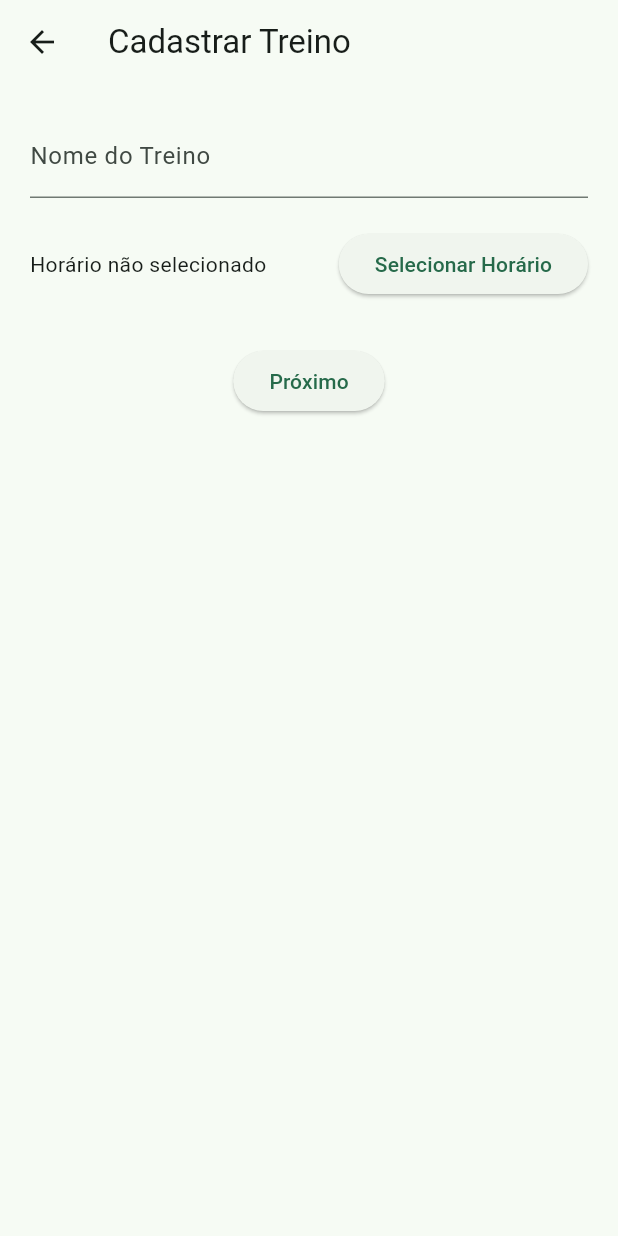
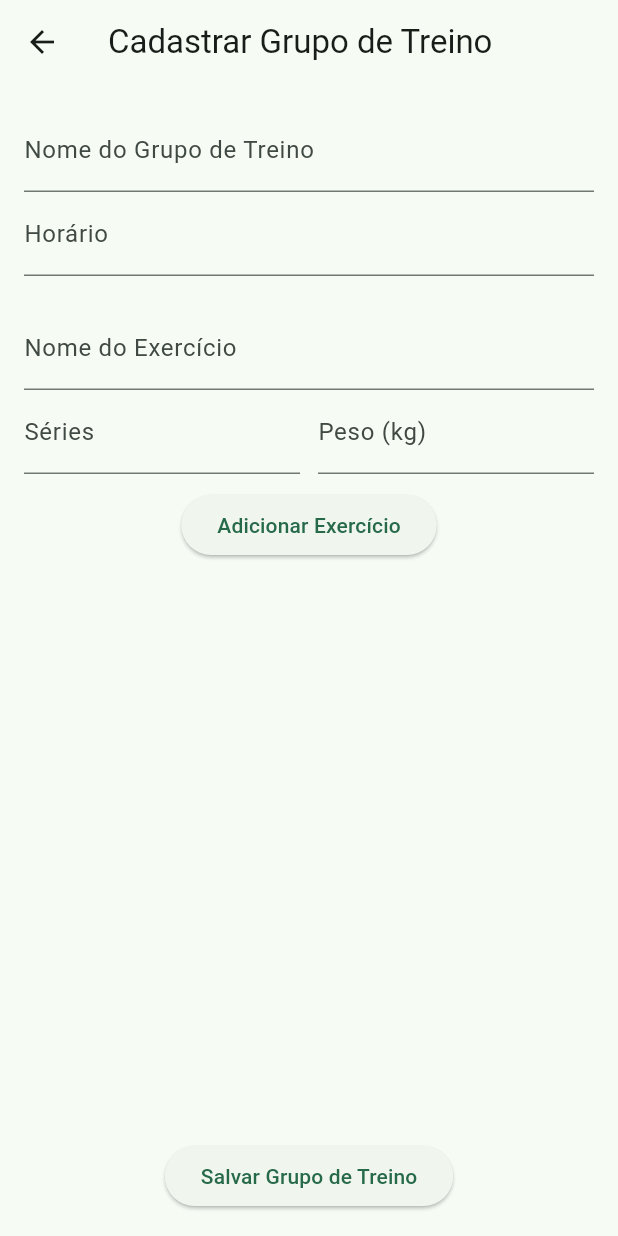
Before and after one commit to nickolasamaral03/TreinaTche, a Flutter app: the CadastrarTreinoPage screen opened directly, on a phone screen of 412 x 824 dp. Run offline on Flutter 3.47's test engine with Material 3 defaults, Android fonts, the phone set to English and light mode, and no system bars; our stand-ins replace shared_preferences; accounts and stored records are empty.

Commit message:
feat: adicionar exercicios e salvar localmente

```diff
--- /dev/null
+++ b/devtools_options.yaml
@@ -0,0 +1,3 @@
+description: This file stores settings for Dart & Flutter DevTools.
+documentation: https://docs.flutter.dev/tools/devtools/extensions#configure-extension-enablement-states
+extensions:
--- a/lib/CadastrarTreinoPage.dart
+++ b/lib/CadastrarTreinoPage.dart
@@ -1,5 +1,5 @@
 import 'package:flutter/material.dart';
-import 'pages/treino_detalhes_page.dart'; // Importa a página de detalhes do treino
+import '../models/exercicio_model.dart'; // Ajuste o caminho se necessário
 
 class CadastrarTreinoPage extends StatefulWidget {
   @override
@@ -7,69 +7,108 @@ class CadastrarTreinoPage extends StatefulWidget {
 }
 
 class _CadastrarTreinoPageState extends State<CadastrarTreinoPage> {
-  final _nomeController = TextEditingController();
-  TimeOfDay? _horarioSelecionado;
+  final _nomeGrupoController = TextEditingController();
+  final _horarioController = TextEditingController();
+  final _nomeTreinoController = TextEditingController();
+  final _seriesController = TextEditingController();
+  final _pesoController = TextEditingController();
 
-  void _selecionarHorario() async {
-    final TimeOfDay? horario = await showTimePicker(
-      context: context,
-      initialTime: TimeOfDay.now(),
-    );
+  List<Treino> _treinos = [];
 
-    if (horario != null) {
+  void _adicionarTreino() {
+    final nome = _nomeTreinoController.text;
+    final series = int.tryParse(_seriesController.text);
+    final peso = double.tryParse(_pesoController.text);
+
+    if (nome.isNotEmpty && series != null && peso != null) {
       setState(() {
-        _horarioSelecionado = horario;
+        _treinos.add(
+          Treino(nome: nome, series: series, peso: peso),
+        );
       });
+
+      _nomeTreinoController.clear();
+      _seriesController.clear();
+      _pesoController.clear();
     }
   }
 
-  void _salvarTreino() {
-    final nomeTreino = _nomeController.text.trim();
+  void _salvarGrupoTreino() {
+    final nomeGrupo = _nomeGrupoController.text;
+    final horario = _horarioController.text;
 
-    if (nomeTreino.isEmpty) {
-      ScaffoldMessenger.of(context).showSnackBar(
-        SnackBar(content: Text('Por favor, insira o nome do treino.')),
+    if (nomeGrupo.isNotEmpty && horario.isNotEmpty && _treinos.isNotEmpty) {
+      final grupo = GrupoTreino(
+        nome: nomeGrupo,
+        horario: horario,
+        treinos: _treinos,
       );
-      return;
+
+      Navigator.pop(context, grupo); // Retorna para a tela inicial com o grupo
     }
-
-    Navigator.push(
-      context,
-      MaterialPageRoute(
-        builder: (context) => TreinoDetalhesPage(nomeTreino: nomeTreino),
-      ),
-    );
   }
 
   @override
   Widget build(BuildContext context) {
     return Scaffold(
-      appBar: AppBar(title: Text('Cadastrar Treino')),
+      appBar: AppBar(title: Text('Cadastrar Grupo de Treino')),
       body: Padding(
-        padding: const EdgeInsets.all(20.0),
+        padding: const EdgeInsets.all(16.0),
         child: Column(
           children: [
             TextField(
-              controller: _nomeController,
-              decoration: InputDecoration(labelText: 'Nome do Treino'),
+              controller: _nomeGrupoController,
+              decoration: InputDecoration(labelText: 'Nome do Grupo de Treino'),
+            ),
+            TextField(
+              controller: _horarioController,
+              decoration: InputDecoration(labelText: 'Horário'),
             ),
             SizedBox(height: 20),
+            TextField(
+              controller: _nomeTreinoController,
+              decoration: InputDecoration(labelText: 'Nome do Exercício'),
+            ),
             Row(
               children: [
-                Text(
-                  _horarioSelecionado == null
-                      ? 'Horário não selecionado'
-                      : 'Horário: ${_horarioSelecionado!.format(context)}',
+                Expanded(
+                  child: TextField(
+                    controller: _seriesController,
+                    keyboardType: TextInputType.number,
+                    decoration: InputDecoration(labelText: 'Séries'),
+                  ),
                 ),
-                Spacer(),
-                ElevatedButton(
-                  onPressed: _selecionarHorario,
-                  child: Text('Selecionar Horário'),
+                SizedBox(width: 12),
+                Expanded(
+                  child: TextField(
+                    controller: _pesoController,
+                    keyboardType: TextInputType.number,
+                    decoration: InputDecoration(labelText: 'Peso (kg)'),
+                  ),
                 ),
               ],
             ),
-            SizedBox(height: 30),
-            ElevatedButton(onPressed: _salvarTreino, child: Text('Próximo')),
+            SizedBox(height: 10),
+            ElevatedButton(
+              onPressed: _adicionarTreino,
+              child: Text('Adicionar Exercício'),
+            ),
+            SizedBox(height: 20),
+            Expanded(
+              child: ListView.builder(
+                itemCount: _treinos.length,
+                itemBuilder: (context, index) {
+                  final treino = _treinos[index];
+                  return ListTile(
+                    title: Text('${treino.nome} - ${treino.series}x - ${treino.peso}kg'),
+                  );
+                },
+              ),
+            ),
+            ElevatedButton(
+              onPressed: _salvarGrupoTreino,
+              child: Text('Salvar Grupo de Treino'),
+            ),
           ],
         ),
       ),
--- a/lib/models/exercicio_model.dart
+++ b/lib/models/exercicio_model.dart
@@ -1,11 +1,42 @@
-class ExercicioModel {
-  final String nome;
-  final int series;
-  final double peso;
+class Treino {
+  String nome;
+  int series;
+  double peso;
 
-  ExercicioModel({
-    required this.nome,
-    required this.series,
-    required this.peso,
-  });
-} // modelo para os dados dos exercícios
+  Treino({required this.nome, required this.series, required this.peso});
+  // Treino(nome: 'Supino reto', series: 4, peso: 40.0);
+
+  Map<String, dynamic> toJson() => {
+    'nome': nome,
+    'series': series,
+    'peso': peso,
+  };
+  // Transforma o objeto Treino em um Map (estrutura tipo JSON).
+
+  factory Treino.fromJson(Map<String, dynamic> json) => Treino(
+    nome: json['nome'],
+    series: json['series'],
+    peso: json['peso'],
+  );
+}
+// fromJson(): Construtor que cria um Treino a partir de um Map (como o que você salva/recupera do armazenamento).
+
+class GrupoTreino {
+  String nome;
+  String horario;
+  List<Treino> treinos;
+
+  GrupoTreino({required this.nome, required this.horario, required this.treinos});
+
+  Map<String, dynamic> toJson() => {
+    'nome': nome,
+    'horario': horario,
+    'treinos': treinos.map((e) => e.toJson()).toList(),
+  };
+
+  factory GrupoTreino.fromJson(Map<String, dynamic> json) => GrupoTreino(
+    nome: json['nome'],
+    horario: json['horario'],
+    treinos: (json['treinos'] as List).map((e) => Treino.fromJson(e)).toList(),
+  );
+}
--- a/lib/pages/treino_detalhes_page.dart
+++ b/lib/pages/treino_detalhes_page.dart
@@ -1,4 +1,7 @@
 import 'package:flutter/material.dart';
+import 'package:shared_preferences/shared_preferences.dart';
+import 'dart:convert';
+
 import '../models/exercicio_model.dart';
 
 class TreinoDetalhesPage extends StatefulWidget {
@@ -11,7 +14,7 @@ class TreinoDetalhesPage extends StatefulWidget {
 }
 
 class _TreinoDetalhesPageState extends State<TreinoDetalhesPage> {
-  final List<ExercicioModel> exercicios = [];
+  final List<Treino> exercicios = [];
 
   final nomeController = TextEditingController();
   final seriesController = TextEditingController();
@@ -24,7 +27,7 @@ class _TreinoDetalhesPageState extends State<TreinoDetalhesPage> {
 
     if (nome.isNotEmpty && series > 0) {
       setState(() {
-        exercicios.add(ExercicioModel(
+        exercicios.add(Treino(
           nome: nome,
           series: series,
           peso: peso,
@@ -37,19 +40,46 @@ class _TreinoDetalhesPageState extends State<TreinoDetalhesPage> {
     }
   }
 
+  Future<void> salvarGrupoTreino() async {
+    final prefs = await SharedPreferences.getInstance();
+
+    final grupo = GrupoTreino(
+      nome: widget.nomeTreino,
+      horario: TimeOfDay.now().format(context),
+      treinos: exercicios,
+    );
+
+    final grupoJson = jsonEncode(grupo.toJson());
+
+    await prefs.setString('grupo_treino', grupoJson);
+
+    ScaffoldMessenger.of(context).showSnackBar(
+      SnackBar(content: Text('Grupo salvo com sucesso!')),
+    );
+
+    Navigator.pop(context); // Volta para tela anterior
+  }
+
   @override
   void dispose() {
     nomeController.dispose();
     seriesController.dispose();
     pesoController.dispose();
     super.dispose();
-  } // Limpa na memória os controladores quando a página é descartada
+  }
 
   @override
   Widget build(BuildContext context) {
     return Scaffold(
       appBar: AppBar(
         title: Text('Treino: ${widget.nomeTreino}'),
+        actions: [
+          IconButton(
+            icon: Icon(Icons.save),
+            onPressed: salvarGrupoTreino,
+            tooltip: 'Salvar Grupo',
+          )
+        ],
       ),
       body: Padding(
         padding: const EdgeInsets.all(16.0),
```
Also changed, not shown: lib/main.dart (+40 -5 lines), pubspec.yaml (+2 -69 lines), pubspec.lock, 2 other files.
